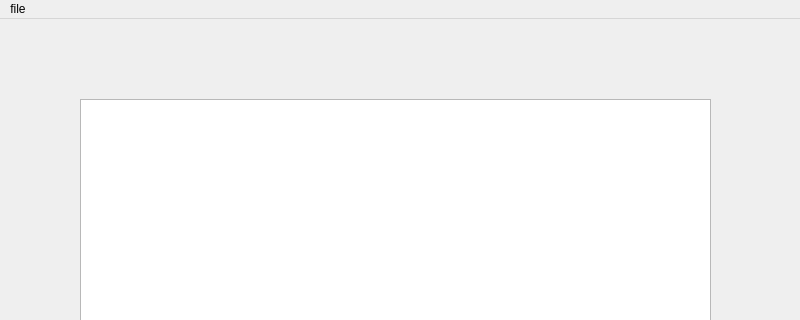
First picture: the form in client/client/mainwindow.ui, repository amirfarhoudniya/simple-chat-application-, before the edit; both pictures show x 0 to 800 and y 0 to 320 of the 800 by 600 pixel window.
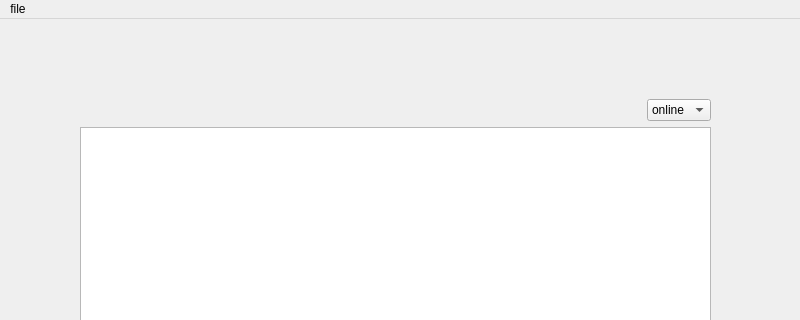
Second picture: the form after the edit.

Commit message: name and status added to server

What changed in the file:
```diff
--- a/client/client/mainwindow.ui
+++ b/client/client/mainwindow.ui
@@ -14,7 +14,7 @@
    <string>MainWindow</string>
   </property>
   <widget class="QWidget" name="centralwidget">
-   <widget class="QWidget" name="">
+   <widget class="QWidget" name="layoutWidget">
     <property name="geometry">
      <rect>
       <x>80</x>
@@ -24,6 +24,42 @@
      </rect>
     </property>
     <layout class="QVBoxLayout" name="verticalLayout">
+     <item>
+      <layout class="QHBoxLayout" name="horizontalLayout_2">
+       <item>
+        <spacer name="horizontalSpacer">
+         <property name="orientation">
+          <enum>Qt::Horizontal</enum>
+         </property>
+         <property name="sizeHint" stdset="0">
+          <size>
+           <width>40</width>
+           <height>20</height>
+          </size>
+         </property>
+        </spacer>
+       </item>
+       <item>
+        <widget class="QComboBox" name="status_comboBox">
+         <item>
+          <property name="text">
+           <string>online</string>
+          </property>
+         </item>
+         <item>
+          <property name="text">
+           <string>busy</string>
+          </property>
+         </item>
+         <item>
+          <property name="text">
+           <string>offline</string>
+          </property>
+         </item>
+        </widget>
+       </item>
+      </layout>
+     </item>
      <item>
       <widget class="QListWidget" name="chat_listWidget"/>
      </item>
```
The commit also changes 13 other files.
